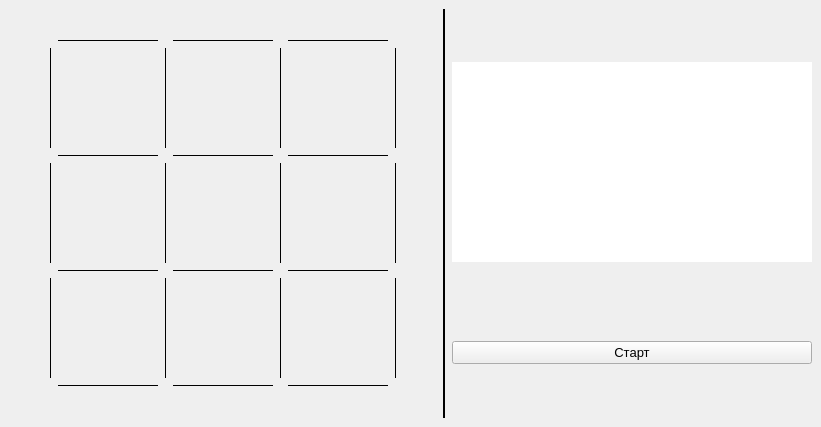
ITBOGs/tic-tac-toe, file QMainWindowDesign.ui: the form before one commit.
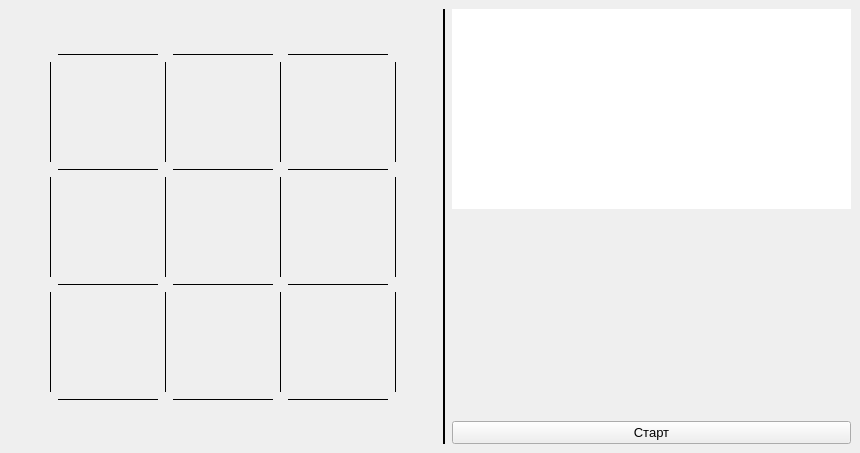
The form after the commit.

Commit message: проверка выигрыша и его оформление заготовки для графического отображения информации

```diff
--- a/QMainWindowDesign.ui
+++ b/QMainWindowDesign.ui
@@ -6,8 +6,8 @@
    <rect>
     <x>0</x>
     <y>0</y>
-    <width>821</width>
-    <height>427</height>
+    <width>860</width>
+    <height>453</height>
    </rect>
   </property>
   <property name="windowTitle">
@@ -794,8 +794,14 @@
     </item>
     <item>
      <layout class="QVBoxLayout" name="verticalLayout">
-      <item>
-       <widget class="QGraphicsView" name="graphicsView">
+      <item alignment="Qt::AlignTop">
+       <widget class="QGraphicsView" name="scene">
+        <property name="minimumSize">
+         <size>
+          <width>0</width>
+          <height>200</height>
+         </size>
+        </property>
         <property name="maximumSize">
          <size>
           <width>16777215</width>
@@ -808,6 +814,9 @@
         <property name="frameShadow">
          <enum>QFrame::Plain</enum>
         </property>
+        <property name="alignment">
+         <set>Qt::AlignCenter</set>
+        </property>
        </widget>
       </item>
       <item>
```
The commit also changes 4 other files.
